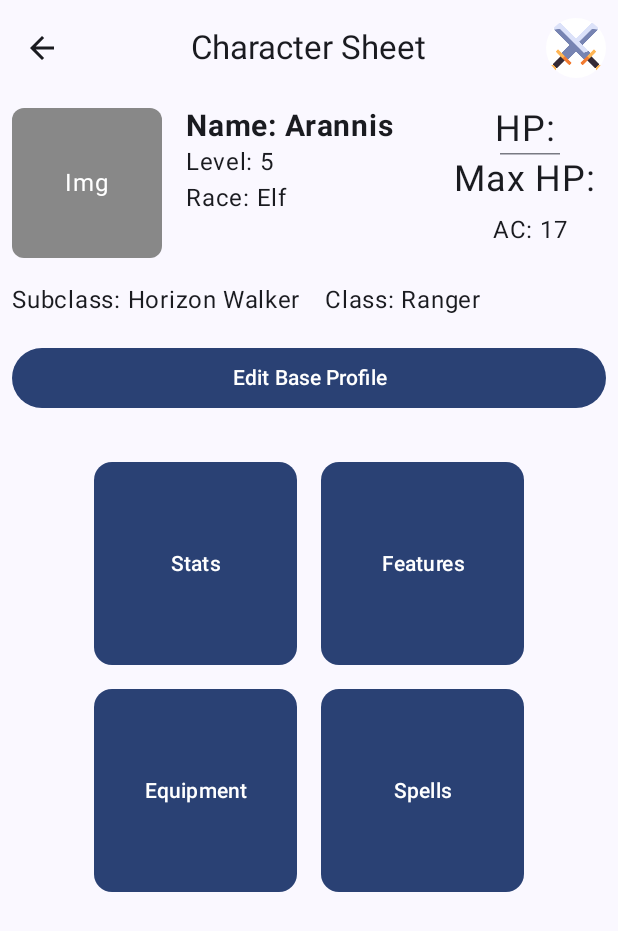
After one commit to Arrtish27/The-Vault-Android, an Android app built with Jetpack Compose: the CharacterStatsActivity screen opened directly, with no data from a screen before it, on a phone screen of 412 x 824 dp. The commit adds this screen. Shown: the top 931 px of the screen. Run offline under Robolectric (Android 15) with nearby library versions, the phone set to English and light mode, and no system bars.

Commit message:
Built base UI components for the singular character stats. Implemented base stats and buttons for further development

```diff
--- a/app/src/main/AndroidManifest.xml
+++ b/app/src/main/AndroidManifest.xml
@@ -13,12 +13,17 @@
         android:theme="@style/Theme.TheVaultAndroid"
         tools:targetApi="31">
         <activity
-            android:name=".DiceRollerActivity"
+            android:name=".CharacterStatsActivity"
+            android:exported="false"
+            android:label="@string/title_activity_character_stats"
+            android:theme="@style/Theme.TheVaultAndroid" />
+        <activity
+            android:name=".diceroller.DiceRollerActivity"
             android:exported="false"
             android:label="@string/title_activity_dice_roller"
             android:theme="@style/Theme.TheVaultAndroid" />
         <activity
-            android:name=".PresetDiceRollerActivity"
+            android:name=".diceroller.PresetDiceRollerActivity"
             android:exported="false"
             android:label="@string/title_activity_preset_dice_roller"
             android:theme="@style/Theme.TheVaultAndroid" />
--- /dev/null
+++ b/app/src/main/java/com/arrtish/godemperor/the_vault_android/CharacterStatsActivity.kt
@@ -0,0 +1,171 @@
+package com.arrtish.godemperor.the_vault_android
+
+import android.os.Bundle
+import androidx.activity.ComponentActivity
+import androidx.activity.compose.setContent
+import androidx.activity.enableEdgeToEdge
+import androidx.compose.foundation.background
+import androidx.compose.foundation.layout.*
+import androidx.compose.foundation.shape.RoundedCornerShape
+import androidx.compose.material3.*
+import androidx.compose.runtime.*
+import androidx.compose.ui.*
+import androidx.compose.ui.text.font.FontWeight
+import androidx.compose.ui.graphics.Color
+import androidx.compose.ui.text.style.TextAlign
+import androidx.compose.ui.tooling.preview.Preview
+import androidx.compose.ui.unit.*
+import androidx.compose.runtime.mutableStateOf
+import androidx.compose.runtime.setValue
+import androidx.compose.ui.Modifier
+import androidx.compose.ui.platform.LocalHapticFeedback
+import com.arrtish.godemperor.the_vault_android.ui.theme.TheVaultAndroidTheme
+
+class CharacterStatsActivity : ComponentActivity() {
+    override fun onCreate(savedInstanceState: Bundle?) {
+        super.onCreate(savedInstanceState)
+        enableEdgeToEdge()
+        setContent {
+            TheVaultAndroidTheme {
+                Scaffold(modifier = Modifier.fillMaxSize(),
+                    topBar = {
+                        CharacterStatsTopAppBar(onBackClick = { finish() },)
+                    }
+                ) { innerPadding ->
+                    CharacterSheetView(
+                        modifier = Modifier.padding(innerPadding),
+                        viewModel =  CharacterStatsViewModel()
+                    )
+                }
+            }
+        }
+    }
+}
+
+@Composable
+fun CharacterSheetView(modifier: Modifier, viewModel: CharacterStatsViewModel) {
+
+    val buttonSize = 135.dp
+    var currentHitPoints by remember { mutableStateOf("") }
+    var maxHitPoints by remember { mutableStateOf("") }
+    val haptic = LocalHapticFeedback.current
+
+    Column(
+        modifier = modifier
+            .fillMaxSize()
+            .padding(8.dp)
+    ) {
+         // Change this to fit your layout needs
+
+        Row(
+            modifier = Modifier.padding(bottom = 16.dp),
+            verticalAlignment = Alignment.Top,
+            horizontalArrangement = Arrangement.SpaceBetween
+        ) {
+            // Profile Image
+            Box(
+                modifier = Modifier
+                    .size(100.dp)
+                    .background(Color.Gray, shape = RoundedCornerShape(8.dp))
+            ) {
+                Text(
+                    text = "Img",
+                    color = Color.White,
+                    modifier = Modifier.align(Alignment.Center)
+                )
+            }
+
+            // Character Info (Center)
+            Column(
+                modifier = Modifier
+                    .weight(1f)
+                    .padding(start = 16.dp)
+            ) {
+                Text(text = "Name: Arannis", fontSize = 20.sp, fontWeight = FontWeight.Bold)
+                Text(text = "Level: 5", fontSize = 16.sp)
+                Text(text = "Race: Elf", fontSize = 16.sp)
+            }
+
+
+            // HP and AC (Top Right)
+            Column(
+                horizontalAlignment = Alignment.CenterHorizontally
+            ) {
+                Text(text = "HP: ${currentHitPoints}", fontSize = 24.sp)
+                HorizontalDivider(
+                    modifier = Modifier
+                        .width(40.dp)
+                        .padding(vertical = 2.dp),
+                    thickness = 1.dp
+                )
+                Text(text = "Max HP: ${maxHitPoints}", fontSize = 24.sp)
+                Spacer(modifier = Modifier.height(8.dp))
+                Text(text = "AC: 17", fontSize = 16.sp)
+            }
+        }
+
+        Row(
+            modifier = Modifier
+                .fillMaxWidth()
+                .padding(bottom = 8.dp),
+            verticalAlignment = Alignment.Top,
+            horizontalArrangement = Arrangement.spacedBy(16.dp)
+        ) {
+            Text(text = "Subclass: Horizon Walker", fontSize = 16.sp)
+            Text(text = "Class: Ranger", fontSize = 16.sp)
+        }
+
+        Button(
+            onClick = {},
+            modifier = Modifier
+                .fillMaxWidth()
+                .padding(vertical = 8.dp)
+        ) {
+            Text("Edit Base Profile", textAlign = TextAlign.Center)
+        }
+
+        Spacer(modifier = Modifier.height(24.dp))
+
+// 2x2 Button Grid with More Space Between Buttons
+        Column(
+            modifier = Modifier.fillMaxWidth(),
+            verticalArrangement = Arrangement.spacedBy(16.dp), // more vertical space between rows
+            horizontalAlignment = Alignment.CenterHorizontally
+        ) {
+            Row(
+                horizontalArrangement = Arrangement.spacedBy(16.dp), // more horizontal space between buttons
+                modifier = Modifier.padding(horizontal = 8.dp)
+            ) {
+                SquareButton("Stats", buttonSize) { /* Handle click */ }
+                SquareButton("Features", buttonSize) { /* Handle click */ }
+            }
+            Row(
+                horizontalArrangement = Arrangement.spacedBy(16.dp), // more horizontal space between buttons
+                modifier = Modifier.padding(horizontal = 8.dp)
+            ) {
+                SquareButton("Equipment", buttonSize) { /* Handle click */ }
+                SquareButton("Spells", buttonSize) { /* Handle click */ }
+            }
+        }
+
+    }
+}
+
+@Composable
+fun SquareButton(label: String, size: Dp, onClick: () -> Unit) {
+    Button(
+        onClick = onClick,
+        modifier = Modifier.size(size),
+        shape = RoundedCornerShape(12.dp) // optional, for styling
+    ) {
+        Text(label, textAlign = TextAlign.Center)
+    }
+}
+
+@Preview(showBackground = true)
+@Composable
+fun CharacterStatsActivityPreview() {
+    TheVaultAndroidTheme {
+        CharacterSheetView(modifier = Modifier, viewModel =  CharacterStatsViewModel())
+    }
+}
--- /dev/null
+++ b/app/src/main/java/com/arrtish/godemperor/the_vault_android/CharacterStatsTopAppBar.kt
@@ -0,0 +1,54 @@
+package com.arrtish.godemperor.the_vault_android
+
+import androidx.compose.foundation.shape.CutCornerShape
+import androidx.compose.foundation.shape.RoundedCornerShape
+import androidx.compose.material.icons.Icons
+import androidx.compose.material.icons.filled.ArrowBack
+import androidx.compose.runtime.Composable
+import androidx.compose.ui.res.painterResource
+import androidx.compose.material3.*
+import androidx.compose.ui.Modifier
+import androidx.compose.ui.draw.clip
+import androidx.compose.ui.graphics.Color
+import androidx.compose.ui.tooling.preview.Preview
+import androidx.compose.ui.unit.dp
+import com.arrtish.godemperor.the_vault_android.CharacterStatsTopAppBar
+import com.arrtish.godemperor.the_vault_android.ui.theme.TheVaultAndroidTheme
+
+@OptIn(ExperimentalMaterial3Api::class)
+@Composable
+fun CharacterStatsTopAppBar(onBackClick: () -> Unit) {
+    CenterAlignedTopAppBar(
+        title = { Text("Character Sheet") },
+        navigationIcon = {
+            IconButton(onClick = onBackClick) {
+                Icon(
+                    imageVector = Icons.Filled.ArrowBack,
+                    contentDescription = "Back"
+                )
+            }
+        },
+        actions = {
+            IconButton(
+                onClick = {},
+                modifier = Modifier
+                    .clip(CutCornerShape(8.dp))) {
+                Icon(
+                    painter = painterResource(id = R.drawable.ic_sword),
+                    contentDescription = "Sword",
+                    tint = Color.Unspecified
+                )
+            }
+        }
+    )
+}
+
+@Preview(showBackground = true)
+@Composable
+fun CharacterStatsTopAppBarPreview() {
+    TheVaultAndroidTheme {
+        CharacterStatsTopAppBar(
+            onBackClick = { }
+        )
+    }
+}
--- /dev/null
+++ b/app/src/main/java/com/arrtish/godemperor/the_vault_android/CharacterStatsViewModel.kt
@@ -0,0 +1,4 @@
+package com.arrtish.godemperor.the_vault_android
+
+class CharacterStatsViewModel {
+}
--- a/app/src/main/java/com/arrtish/godemperor/the_vault_android/MainActivity.kt
+++ b/app/src/main/java/com/arrtish/godemperor/the_vault_android/MainActivity.kt
@@ -15,6 +15,7 @@ import androidx.compose.ui.Modifier
 import androidx.compose.ui.platform.LocalContext
 import androidx.compose.ui.tooling.preview.Preview
 import androidx.compose.ui.unit.dp
+import com.arrtish.godemperor.the_vault_android.diceroller.DiceRollerActivity
 import com.arrtish.godemperor.the_vault_android.ui.theme.TheVaultAndroidTheme
 
 class MainActivity : ComponentActivity() {
@@ -67,6 +68,18 @@ fun MainView(modifier: Modifier = Modifier) {
         ) {
             Text("Go to Dice Roller")
         }
+
+        Button(
+            onClick = {
+                val intent = Intent(context, CharacterStatsActivity::class.java)
+                context.startActivity(intent)
+            },
+            modifier = Modifier
+                .fillMaxWidth()
+                .padding(vertical = 8.dp)
+        ) {
+            Text("Character Stat Layout")
+        }
     }
 }
 
--- a/app/src/main/java/com/arrtish/godemperor/the_vault_android/PresetDiceRollerActivity.kt
+++ b/app/src/main/java/com/arrtish/godemperor/the_vault_android/diceroller/PresetDiceRollerActivity.kt
@@ -1,4 +1,4 @@
-package com.arrtish.godemperor.the_vault_android
+package com.arrtish.godemperor.the_vault_android.diceroller
 
 import android.os.Bundle
 import androidx.activity.ComponentActivity
@@ -9,12 +9,9 @@ import androidx.compose.foundation.layout.Column
 import androidx.compose.foundation.layout.fillMaxSize
 import androidx.compose.foundation.layout.padding
 import androidx.compose.material3.Scaffold
-import androidx.compose.material3.Text
 import androidx.compose.runtime.Composable
 import androidx.compose.ui.Alignment
 import androidx.compose.ui.Modifier
-import androidx.compose.ui.text.style.LineHeightStyle
-import androidx.compose.ui.tooling.preview.Preview
 import androidx.compose.ui.unit.dp
 import com.arrtish.godemperor.the_vault_android.ui.theme.TheVaultAndroidTheme
 
--- a/app/src/main/res/values/strings.xml
+++ b/app/src/main/res/values/strings.xml
@@ -2,4 +2,5 @@
     <string name="app_name">The-Vault-Android</string>
     <string name="title_activity_preset_dice_roller">PresetDiceRollerActivity</string>
     <string name="title_activity_dice_roller">DiceRollerActivity</string>
+    <string name="title_activity_character_stats">CharacterStatsActivity</string>
 </resources>
```
Also changed, not shown: app/src/main/res/drawable/ic_sword.png (added).
